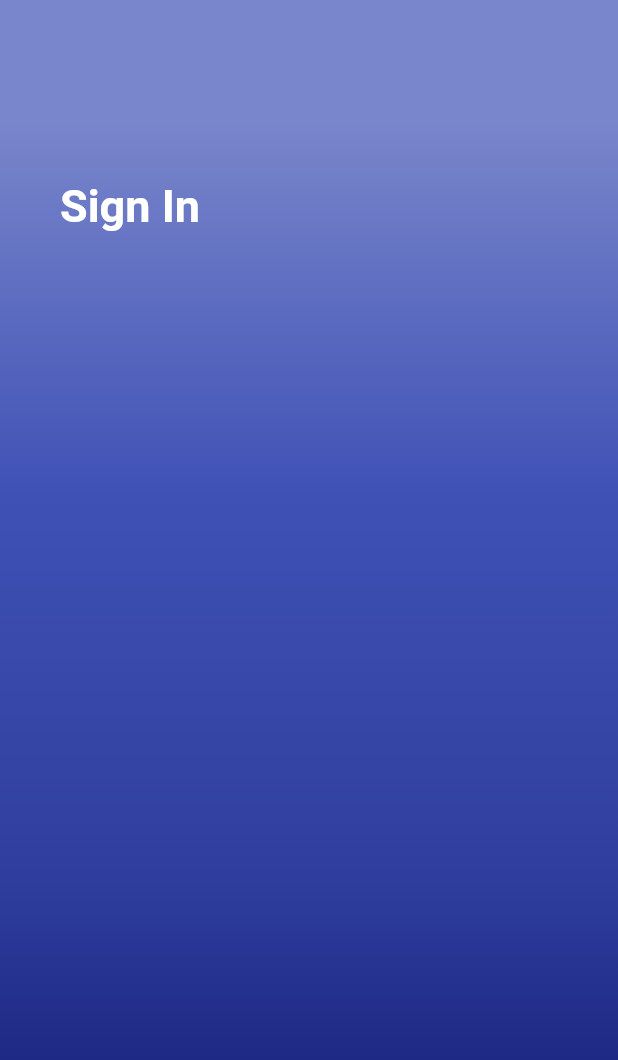
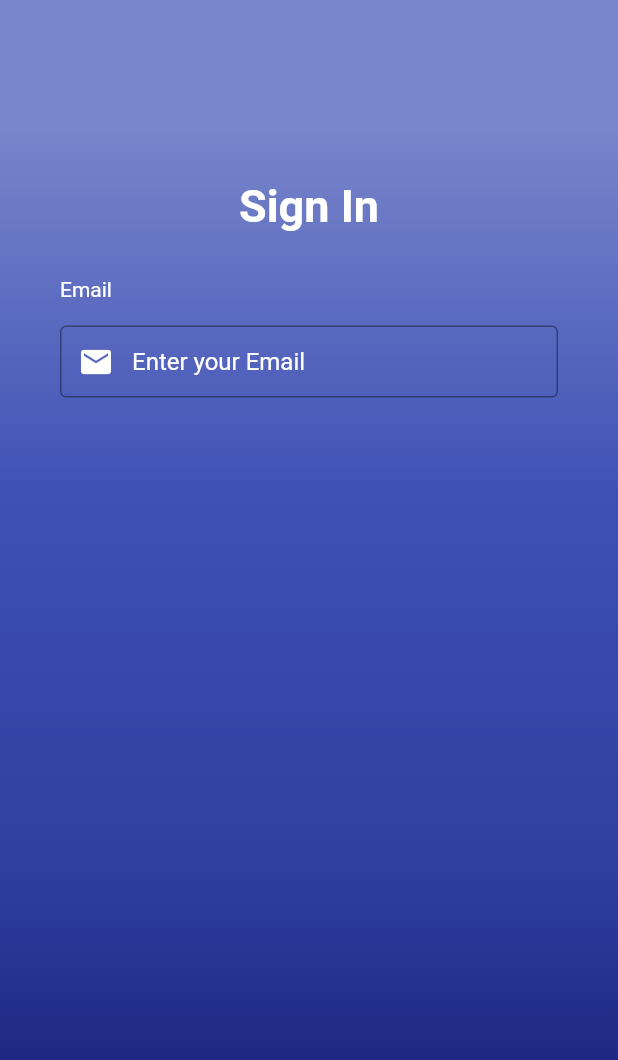
Before and after one commit to atiqahpiakong/map_ems, a Flutter app: the screen it shows after launch, on a phone screen of 412 x 824 dp. Shown: the top 1060 px of the screen. Run offline on Flutter 3.47's test engine with Material 2 defaults, Android fonts, the phone set to English and light mode, and no system bars; our stand-ins replace shimmer; Roboto replaces fonts that are missing (OpenSans).

Commit message:
enter email box

```diff
--- a/lib/login.dart
+++ b/lib/login.dart
@@ -72,15 +72,49 @@ Container(
                     fontWeight: FontWeight.bold,
                     ),
                     ),
+              SizedBox(height: 30.0),
+              Column(
+          crossAxisAlignment: CrossAxisAlignment.start,
+                  children: <Widget>[
+                    Text(
+                      'Email',
+                      style: TextStyle(
+                        color: Colors.white,
+                        fontFamily: 'OpenSans',
+                      )
 
+                    ),
+                    SizedBox(height: 10.0),
+                    Container(
+                      alignment: Alignment.centerLeft,
+                      decoration: BoxDecoration( color: Colors.transparent),
+                      height: 60.0,
+                      child: TextFormField(
+                        keyboardType: TextInputType.emailAddress,
+                        style: TextStyle(color: Colors.white),
+                        decoration: InputDecoration(
+                          border: OutlineInputBorder(),
+                          contentPadding: EdgeInsetsDirectional.only(top: 14.0),
+                          prefixIcon: Icon(
+                            Icons.email,
+                            color: Colors.white,
+                          ),
+                          hintText: 'Enter your Email',
+                          hintStyle: TextStyle(color: Colors.white)
+                        ),
+                      ),
+                    ),
+                  ],
+                  ),
+              ],
+              ),
+              ),
+          ),
           ]
             ),
-        ),
-      ),
-          ]
-      ),
+        ),),
+      )
+      );
+}
 
-    ))
-      ));
 }
-}
```
